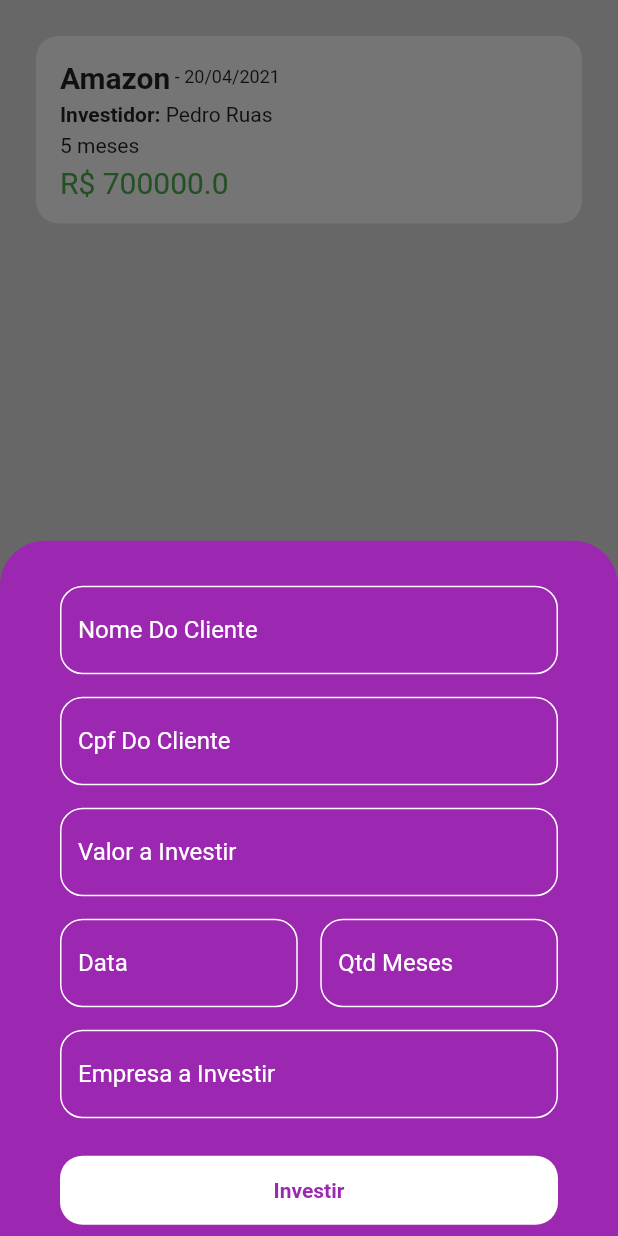
After one commit to AwPr-05/App_Investment, a Flutter app: the InvestmentScreen screen opened directly, after a tap on "Investir", on a phone screen of 412 x 824 dp. The commit adds this screen. Run offline on Flutter 3.47's test engine with Material 2 defaults, Android fonts, the phone set to English and light mode, and no system bars; our stand-ins replace fluttertoast, font_awesome_flutter.

Commit message:
Investimento desenvolvido

```diff
--- /dev/null
+++ b/lib/core/models/investment_model.dart
@@ -0,0 +1,19 @@
+class InvestmentModel {
+  String name;
+  String cpf;
+  double investmentValue;
+  String date;
+  int monthQuantity;
+  String company;
+
+  InvestmentModel({
+    this.name,
+    this.cpf,
+    this.investmentValue,
+    this.date,
+    this.monthQuantity,
+    this.company,
+  });
+
+
+}
--- /dev/null
+++ b/lib/screens/investment_screen/investment_screen.dart
@@ -0,0 +1,227 @@
+import 'package:flutter/material.dart';
+import 'package:investment/core/models/investment_model.dart';
+
+import 'investment_screen_widgets/investment_screen_tile.dart';
+
+class InvestmentScreen extends StatefulWidget {
+  @override
+  _InvestmentScreenState createState() => _InvestmentScreenState();
+}
+
+class _InvestmentScreenState extends State<InvestmentScreen> {
+  final nameController = TextEditingController();
+
+  final cpfController = TextEditingController();
+
+  final investmentValueController = TextEditingController();
+
+  final dateController = TextEditingController();
+
+  final monthQuantityController = TextEditingController();
+
+  final companyController = TextEditingController();
+
+  final formKey = GlobalKey<FormState>();
+
+  final List<InvestmentModel> investmentDataTiles = [
+    InvestmentModel(
+        name: "Pedro Ruas",
+        company: "Amazon",
+        date: "20/04/2021",
+        monthQuantity: 5,
+        investmentValue: 700000),
+  ];
+
+  @override
+  Widget build(BuildContext context) {
+    final size = MediaQuery.of(context).size;
+
+    return Scaffold(
+      backgroundColor: Colors.grey.shade300,
+      body: Column(
+        children: [
+          // Lista de Investimentos
+          Expanded(
+            child: ListView(
+              padding: EdgeInsets.all(16),
+              children: investmentDataTiles.map((value) {
+                return InvestmentScreenTile(value);
+              }).toList(),
+            ),
+          ),
+
+          // Botao de investimento
+          GestureDetector(
+            onTap: () {
+              //  //
+              //  //
+              //  //
+              // Modal == algo que surge na tela e so desoparecera com uma condicao e ja possui seu crescimento size.height * 0.6
+              showModalBottomSheet(
+                context: context,
+                backgroundColor: Colors.transparent,
+                builder: (context) {
+                  return Container(
+                    padding: EdgeInsets.symmetric(horizontal: 20),
+                    decoration: BoxDecoration(
+                      color: Colors.purple,
+                      borderRadius: BorderRadius.only(
+                        topLeft: Radius.circular(30),
+                        topRight: Radius.circular(30),
+                      ),
+                    ),
+                    child: Form(
+                      key: formKey,
+                      child: ListView(
+                        padding:
+                            EdgeInsets.symmetric(horizontal: 20, vertical: 30),
+                        children: [
+                          customTextField(
+                              controller: nameController,
+                              label: "Nome Do Cliente",
+                              ),
+                          customTextField(
+                              controller: cpfController,
+                              label: "Cpf Do Cliente"),
+                          customTextField(
+                              controller: investmentValueController,
+                              label: "Valor a Investir"),
+                          Row(
+                            children: [
+                              Expanded(
+                                child: customTextField(
+                                    controller: dateController, label: "Data"),
+                              ),
+                              SizedBox(
+                                width: 15,
+                              ),
+                              Expanded(
+                                child: customTextField(
+                                    controller: monthQuantityController,
+                                    label: "Qtd Meses"),
+                              ),
+                            ],
+                          ),
+                          customTextField(
+                            controller: companyController,
+                            label: "Empresa a Investir",
+                            isNext: false,
+                          ),
+                          // Botao Investimento
+                          GestureDetector(
+                            onTap: () {
+                              if (formKey.currentState.validate()) {
+                                // Investir
+                                InvestmentModel model = InvestmentModel(
+                                    company: companyController.text,
+                                    cpf: cpfController.text,
+                                    date: dateController.text,
+                                    investmentValue: double.parse(
+                                        investmentValueController.text),
+                                    monthQuantity:
+                                        int.parse(monthQuantityController.text),
+                                    name: nameController.text);
+
+                                setState(() {
+                                  investmentDataTiles.add(model);
+                                });
+
+                                nameController.clear();
+                                cpfController.clear();
+                                investmentValueController.clear();
+                                dateController.clear();
+                                monthQuantityController.clear();
+                                companyController.clear();
+
+                                // Removendo o BottomSheet
+                                Navigator.of(context).pop();
+                              }
+                            },
+                            child: Container(
+                              padding: EdgeInsets.symmetric(
+                                  horizontal: 40, vertical: 15),
+                              margin: EdgeInsets.symmetric(vertical: 10),
+                              decoration: BoxDecoration(
+                                color: Colors.white,
+                                borderRadius: BorderRadius.circular(15),
+                              ),
+                              child: Text(
+                                "Investir",
+                                textAlign: TextAlign.center,
+                                style: TextStyle(
+                                    color: Colors.purple,
+                                    fontWeight: FontWeight.bold),
+                              ),
+                            ),
+                          ),
+                        ],
+                      ),
+                    ),
+                  );
+                },
+              );
+              //  //
+              //  //
+              //  //
+            },
+            child: Container(
+              padding: EdgeInsets.symmetric(horizontal: 40, vertical: 15),
+              margin: EdgeInsets.symmetric(vertical: 10),
+              decoration: BoxDecoration(
+                color: Colors.purple,
+                borderRadius: BorderRadius.circular(15),
+              ),
+              child: Text(
+                "Investir",
+                style:
+                    TextStyle(color: Colors.white, fontWeight: FontWeight.bold),
+              ),
+            ),
+          ),
+        ],
+      ),
+    );
+  }
+
+  Widget customTextField({
+    @required TextEditingController controller,
+    @required String label,
+    bool isNext = true,
+  }) {
+    return Padding(
+      padding: const EdgeInsets.only(bottom: 15),
+      child: TextFormField(
+        textInputAction: isNext ? TextInputAction.next : TextInputAction.done,
+        //
+        //
+        //
+        onSaved: (value) {},
+        //
+        //
+        //
+        controller: controller,
+        style: TextStyle(color: Colors.white),
+        validator: (value) {
+          if (value.isEmpty) {
+            return "Digite um valor";
+          } else {
+            return null;
+          }
+        },
+        decoration: InputDecoration(
+          labelText: label,
+          labelStyle: TextStyle(color: Colors.white),
+          border: customBorder(),
+          focusedBorder: customBorder(),
+          errorBorder: customBorder(),
+          focusedErrorBorder: customBorder(),
+          enabledBorder: customBorder(),
+        ),
+      ),
+    );
+  }
+
+  OutlineInputBorder customBorder() => OutlineInputBorder(
+      borderRadius: BorderRadius.circular(15),
+      borderSide: BorderSide(color: Colors.white));
+}
--- /dev/null
+++ b/lib/screens/investment_screen/investment_screen_widgets/investment_screen_tile.dart
@@ -0,0 +1,72 @@
+import 'package:flutter/material.dart';
+import 'package:investment/core/models/investment_model.dart';
+
+class InvestmentScreenTile extends StatelessWidget {
+  final InvestmentModel value;
+
+  InvestmentScreenTile(this.value);
+
+  @override
+  Widget build(BuildContext context) {
+    return Container(
+      decoration: BoxDecoration(
+        color: Colors.white,
+        borderRadius: BorderRadius.circular(15),
+      ),
+      padding: EdgeInsets.all(16),
+      margin: EdgeInsets.all(8),
+      child: Column(
+        crossAxisAlignment: CrossAxisAlignment.start,
+        children: [
+          // Empresa e data
+          Row(
+            children: [
+              // Empresa
+              Text(
+                value.company,
+                style: TextStyle(fontWeight: FontWeight.bold, fontSize: 20),
+              ),
+
+              // Data
+              Text(
+                " - ${value.date}",
+                style: TextStyle(fontSize: 12),
+              ),
+            ],
+          ),
+
+          // Espaçamento
+          SizedBox(height: 5),
+
+          // Nome
+          Row(
+            children: [
+              Text(
+                "Investidor: ",
+                style: TextStyle(fontWeight: FontWeight.bold),
+              ),
+
+              // Nome
+              Text(value.name),
+            ],
+          ),
+
+          // Espaçamento
+          SizedBox(height: 5),
+
+          // Quantidade de Meses
+          Text("${value.monthQuantity} meses"),
+
+          // Espaçamento
+          SizedBox(height: 5),
+
+          // Valor
+          Text(
+            "R\$ ${value.investmentValue}",
+            style: TextStyle(color: Colors.green, fontSize: 20),
+          ),
+        ],
+      ),
+    );
+  }
+}
--- a/lib/screens/pages_navigator/pages_navigator.dart
+++ b/lib/screens/pages_navigator/pages_navigator.dart
@@ -3,6 +3,7 @@ import 'package:fluttertoast/fluttertoast.dart';
 import 'package:font_awesome_flutter/font_awesome_flutter.dart';
 import 'package:investment/screens/home_screen/home_screen.dart';
 import 'package:investment/screens/drawer/custom_drawer.dart';
+import 'package:investment/screens/investment_screen/investment_screen.dart';
 
 class PagesNavigator extends StatefulWidget {
   @override
@@ -48,29 +49,29 @@ class _PagesNavigatorState extends State<PagesNavigator> {
           GestureDetector(
             onTap: () {
               // Alerta no meio da tela
-              showDialog(
-                context: context,
-                builder: (context){
-                  return AlertDialog(
-                    title: Text("titulo"),
-                    content: Text("Conteudo do Dialogo"),
-                    actions: [
-                      FlatButton(onPressed: (){
-                        Navigator.of(context).pop();
-                      }, child: Text("Fechar"),),
-                    ],
-                  );
-                }
-              );
-              // Toast
-              Fluttertoast.showToast(
-                  msg: "This is Center Short Toast",
-                  toastLength: Toast.LENGTH_SHORT,
-                  gravity: ToastGravity.SNACKBAR,
-                  timeInSecForIosWeb: 3,
-                  backgroundColor: Colors.red,
-                  textColor: Colors.white,
-                  fontSize: 16.0);
+              // showDialog(
+              //   context: context,
+              //   builder: (context){
+              //     return AlertDialog(
+              //       title: Text("titulo"),
+              //       content: Text("Conteudo do Dialogo"),
+              //       actions: [
+              //         FlatButton(onPressed: (){
+              //           Navigator.of(context).pop();
+              //         }, child: Text("Fechar"),),
+              //       ],
+              //     );
+              //   }
+              // );
+              // // Toast
+              // Fluttertoast.showToast(
+              //     msg: "This is Center Short Toast",
+              //     toastLength: Toast.LENGTH_SHORT,
+              //     gravity: ToastGravity.SNACKBAR,
+              //     timeInSecForIosWeb: 3,
+              //     backgroundColor: Colors.red,
+              //     textColor: Colors.white,
+              //     fontSize: 16.0);
             },
             child: createContainerIcon(),
           ),
@@ -88,7 +89,7 @@ class _PagesNavigatorState extends State<PagesNavigator> {
         controller: pageController,
         physics: NeverScrollableScrollPhysics(),
         children: [
-          Container(color: Colors.red),
+          InvestmentScreen(),
           HomeScreen(),
           Container(color: Colors.blue),
           Container(
```
